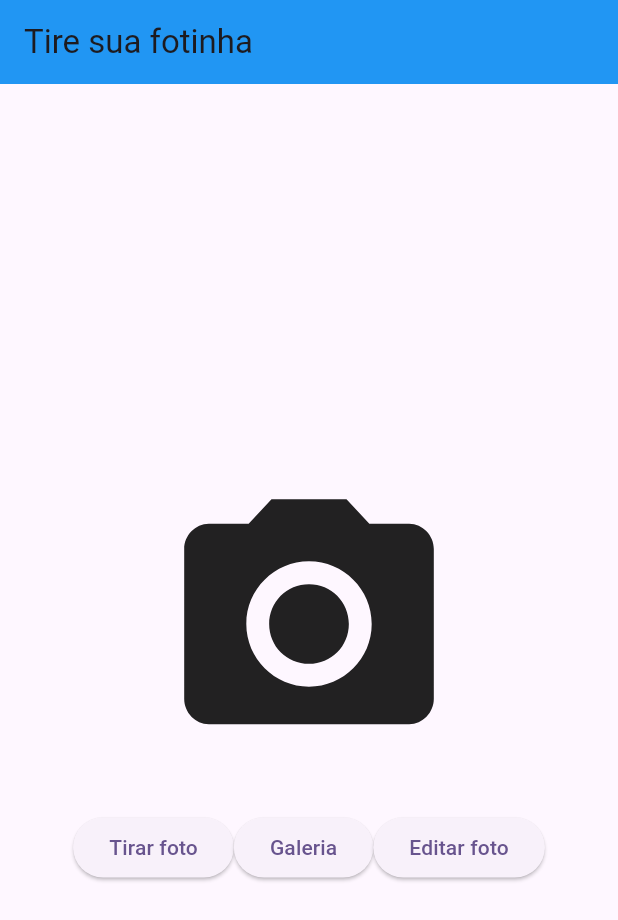
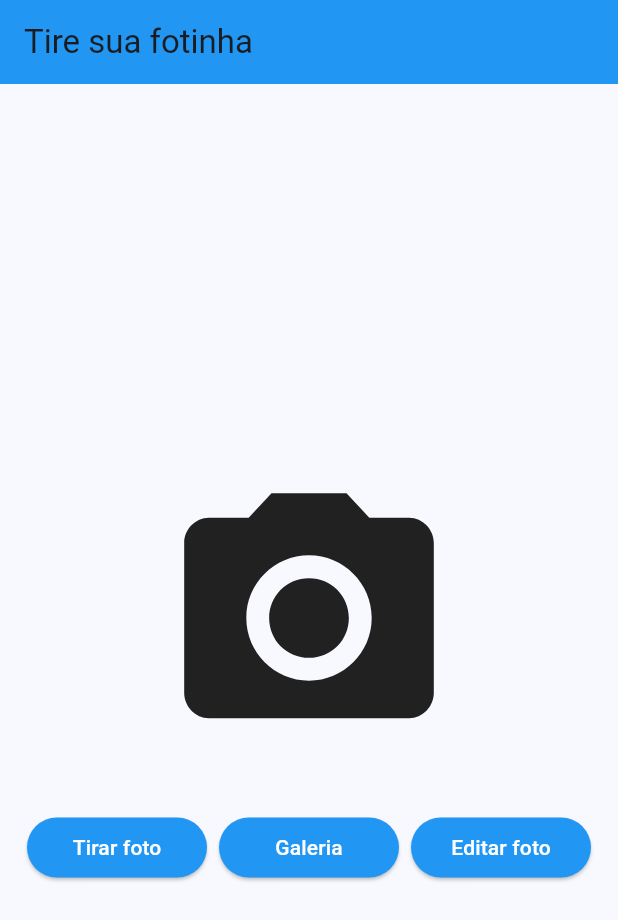
Before and after one commit to douglasroberto90/funcionalidades_camera, a Flutter app: the screen it shows after launch, on a phone screen of 412 x 824 dp. Shown: the top 920 px of the screen. Run offline on Flutter 3.47's test engine with Material 3 defaults, Android fonts, the phone set to English and light mode, and no system bars; our stand-ins replace camera, gallery_saver, image_cropper, image_picker.

Commit message:
Ajustes finais

```diff
--- a/lib/my_app.dart
+++ b/lib/my_app.dart
@@ -11,7 +11,7 @@ class MyApp extends StatelessWidget {
       title: 'Funcionalidades Câmera',
       debugShowCheckedModeBanner: false,
       theme: ThemeData(
-        colorScheme: ColorScheme.fromSeed(seedColor: Colors.deepPurple),
+        colorScheme: ColorScheme.fromSeed(seedColor: Colors.blue),
         useMaterial3: true,
       ),
       home: HomePage(),
--- a/lib/pages/camera_page.dart
+++ b/lib/pages/camera_page.dart
@@ -37,7 +37,7 @@ class _CameraPageState extends State<CameraPage> {
             alignment: Alignment.bottomCenter,
             child: Container(
               height: MediaQuery.of(context).size.height * 0.20,
-              decoration: BoxDecoration(
+              decoration: const BoxDecoration(
                 borderRadius: BorderRadius.vertical(top: Radius.circular(30)),
                 color: Colors.black,
               ),
@@ -63,7 +63,7 @@ class _CameraPageState extends State<CameraPage> {
                   ),
                   Expanded(
                       child: IconButton(
-                    icon: Icon(Icons.circle, color: Colors.white, size: 70),
+                    icon: const Icon(Icons.circle, color: Colors.white, size: 70),
                     onPressed: () async {
                       XFile? foto = await tirarFoto();
                       if (foto != null) {
--- a/lib/pages/home_page.dart
+++ b/lib/pages/home_page.dart
@@ -2,9 +2,12 @@ import 'dart:io';
 import 'package:camera/camera.dart';
 import 'package:flutter/material.dart';
 import 'package:funcionalidades_camera/pages/camera_page.dart';
+import 'package:funcionalidades_camera/pages/preview_page.dart';
+import 'package:image_cropper/image_cropper.dart';
+import 'package:image_picker/image_picker.dart';
 
 class HomePage extends StatefulWidget {
-  HomePage({super.key, this.foto });
+  HomePage({super.key, this.foto});
 
   File? foto;
 
@@ -14,6 +17,7 @@ class HomePage extends StatefulWidget {
 
 class _HomePageState extends State<HomePage> {
   File? fotinha;
+  final imagePicker = ImagePicker();
 
   @override
   void initState() {
@@ -26,7 +30,7 @@ class _HomePageState extends State<HomePage> {
   Widget build(BuildContext context) {
     return Scaffold(
       appBar: AppBar(
-        title: Text("Tire sua fotinha"),
+        title: const Text("Tire sua fotinha"),
         backgroundColor: Colors.blue,
       ),
       body: Column(
@@ -34,7 +38,7 @@ class _HomePageState extends State<HomePage> {
         children: [
           fotinha != null
               ? Image.file(File(fotinha!.path), fit: BoxFit.cover, width: 250)
-              : Container(
+              : const SizedBox(
                   width: 250,
                   height: 250,
                   child: Icon(
@@ -45,16 +49,81 @@ class _HomePageState extends State<HomePage> {
           Row(
             mainAxisAlignment: MainAxisAlignment.center,
             children: [
-              ElevatedButton(
+              Padding(
+                padding: const EdgeInsets.all(4.0),
+                child: ElevatedButton(
+                    style: ElevatedButton.styleFrom(
+                        backgroundColor: Colors.blue,
+                        fixedSize: const Size(120, double.infinity)),
                     onPressed: () async {
                       await availableCameras().then((valor) => Navigator.push(
                           context,
                           MaterialPageRoute(
                               builder: (_) => CameraPage(cameras: valor))));
                     },
-                  child: Text("Tirar foto")),
-              ElevatedButton(onPressed: () {}, child: Text("Galeria")),
-              ElevatedButton(onPressed: () {}, child: Text("Editar foto")),
+                    child: const Text(
+                      "Tirar foto",
+                      style: TextStyle(
+                        color: Colors.white,
+                      ),
+                    )),
+              ),
+              Padding(
+                padding: const EdgeInsets.all(4.0),
+                child: ElevatedButton(
+                    style: ElevatedButton.styleFrom(
+                        backgroundColor: Colors.blue,
+                        fixedSize: const Size(120, double.infinity)),
+                    onPressed: () async {
+                      final arquivoPego = await imagePicker.pickImage(
+                          source: ImageSource.gallery);
+                      if (arquivoPego != null) {
+                        setState(() {
+                          fotinha = File(arquivoPego.path);
+                        });
+                      }
+                    },
+                    child: const Text("Galeria",
+                        style: TextStyle(
+                          color: Colors.white,
+                        ))),
+              ),
+              Padding(
+                padding: const EdgeInsets.all(4.0),
+                child: ElevatedButton(
+                    style: ElevatedButton.styleFrom(
+                        backgroundColor: Colors.blue,
+                        fixedSize: const Size(120, double.infinity)),
+                    onPressed: () async {
+                      if (fotinha != null) {
+                        var imagemEditada = await ImageCropper().cropImage(
+                          sourcePath: fotinha!.path,
+                          aspectRatio: const CropAspectRatio(ratioX: 1, ratioY: 1),
+                          compressQuality: 100,
+                          maxHeight: 700,
+                          maxWidth: 700,
+                          compressFormat: ImageCompressFormat.jpg,
+                        );
+                        Navigator.push(
+                            context,
+                            MaterialPageRoute(
+                                builder: (_) => PreviewPage(
+                                    foto: XFile(imagemEditada!.path))));
+                      } else {
+                        const snack = SnackBar(
+                          content: Text(
+                              "Para editar uma foto é necessário primeiro carregar uma imagem da galeria ou tirar uma foto"),
+                          duration: Duration(seconds: 7),
+                        );
+                        ScaffoldMessenger.of(context).removeCurrentSnackBar();
+                        ScaffoldMessenger.of(context).showSnackBar(snack);
+                      }
+                    },
+                    child: const Text("Editar foto",
+                        style: TextStyle(
+                          color: Colors.white,
+                        ))),
+              ),
             ],
           )
         ],
--- a/pubspec.yaml
+++ b/pubspec.yaml
@@ -37,6 +37,8 @@ dependencies:
   cupertino_icons: ^1.0.6
   camera: ^0.10.5+9
   gallery_saver: ^2.3.2
+  image_picker: ^1.1.0
+  image_cropper: ^4.0.1
 
 dev_dependencies:
   flutter_test:
```
Also changed, not shown: lib/pages/preview_page.dart (+17 -7 lines), pubspec.lock, 1 other file. Lines whose indentation alone changed are shown as unchanged.
